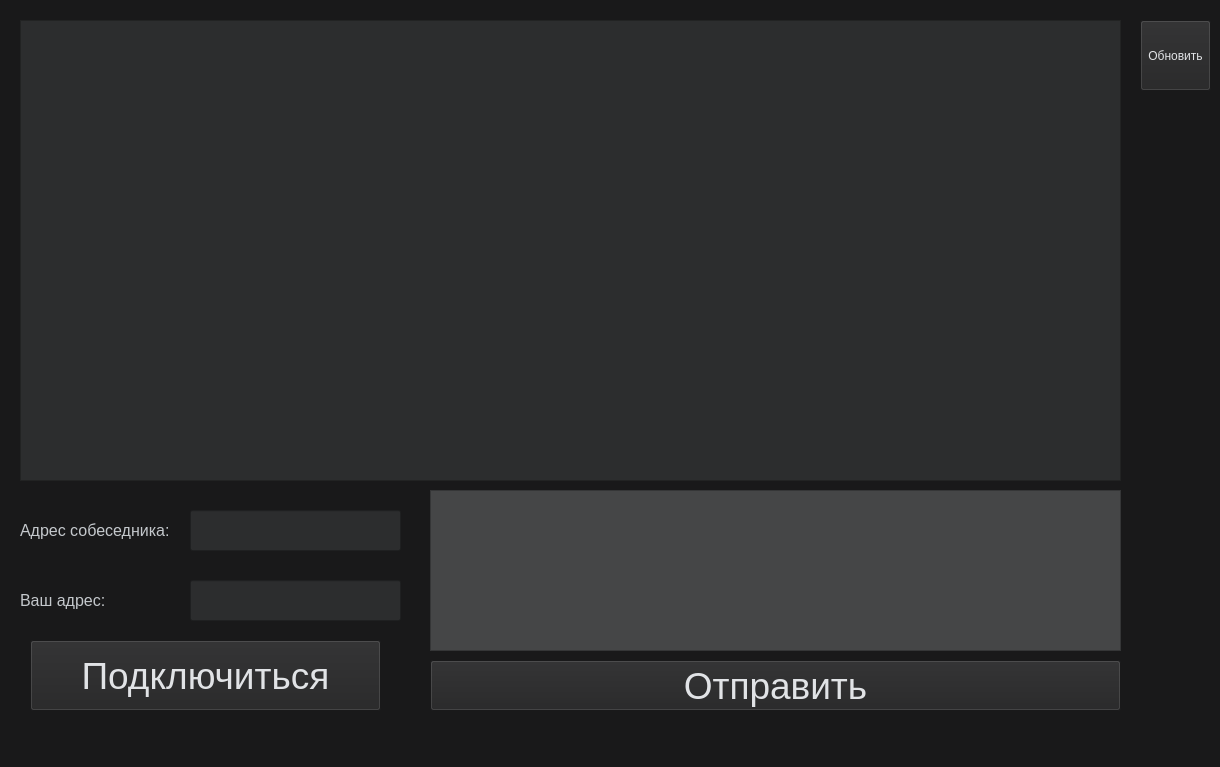
Old version of the form Vkontake/messenger.ui in the repository whatever125/messenger.
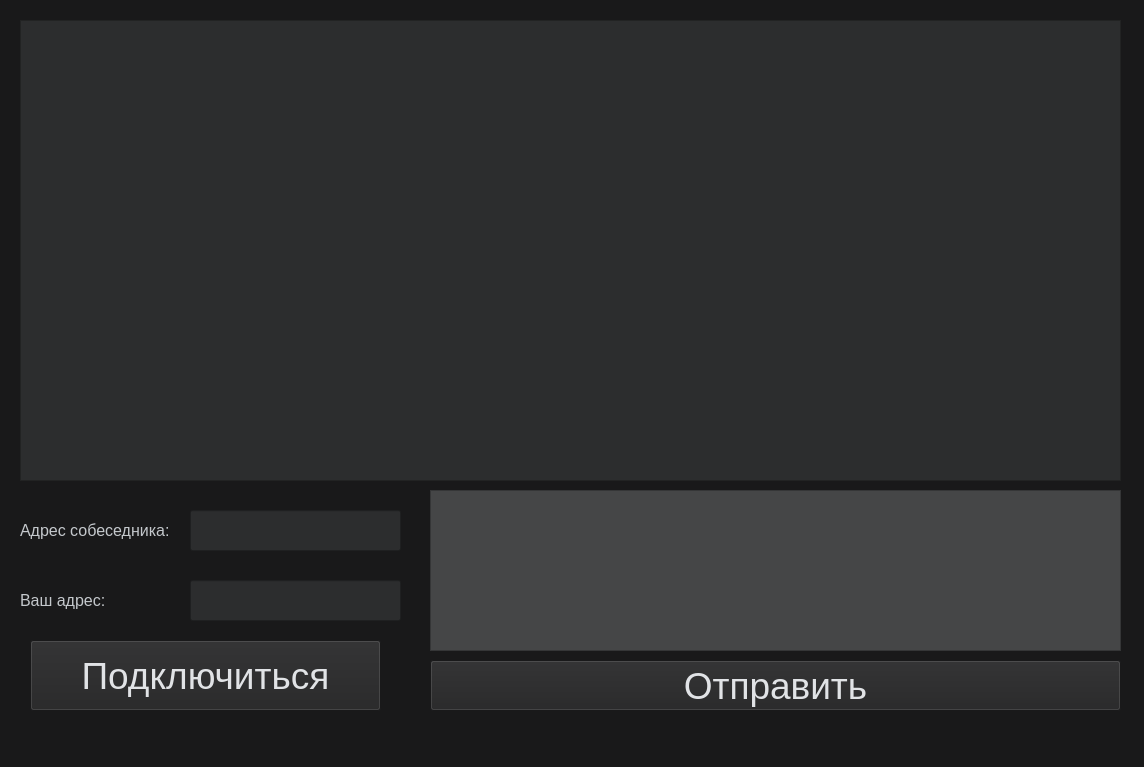
New version of the form.

Commit message: Некоторые улучшения

```diff
--- a/Vkontake/messenger.ui
+++ b/Vkontake/messenger.ui
@@ -6,7 +6,7 @@
    <rect>
     <x>0</x>
     <y>0</y>
-    <width>1220</width>
+    <width>1144</width>
     <height>767</height>
    </rect>
   </property>
@@ -148,22 +148,6 @@
      <string>Отправить</string>
     </property>
    </widget>
-   <widget class="QPushButton" name="pushButton_3">
-    <property name="geometry">
-     <rect>
-      <x>1140</x>
-      <y>20</y>
-      <width>71</width>
-      <height>71</height>
-     </rect>
-    </property>
-    <property name="styleSheet">
-     <string notr="true">color: rgb(225, 227, 230); background-color: rgb(35, 35, 36);</string>
-    </property>
-    <property name="text">
-     <string>Обновить</string>
-    </property>
-   </widget>
   </widget>
   <widget class="QMenuBar" name="menubar">
    <property name="geometry">
```
Left out of the diff: 2 changed lines with no effect on the pictures. The commit also changes 2 other files.
